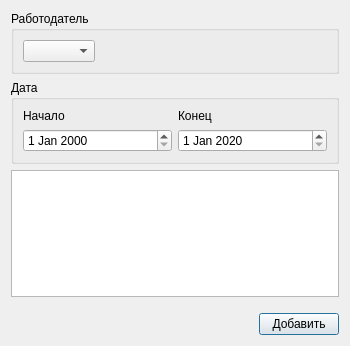
Old version of the form ui/searchpractice.ui in the repository 7enSmile/clientVKR.
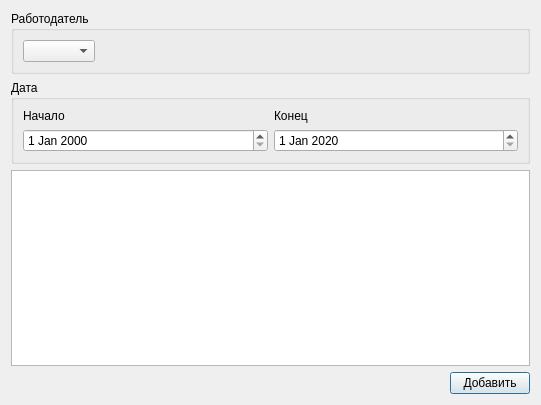
New version of the form.

The edit to the form file:
```diff
--- a/ui/searchpractice.ui
+++ b/ui/searchpractice.ui
@@ -6,8 +6,8 @@
    <rect>
     <x>0</x>
     <y>0</y>
-    <width>350</width>
-    <height>346</height>
+    <width>541</width>
+    <height>405</height>
    </rect>
   </property>
   <property name="windowTitle">
@@ -105,22 +105,6 @@
      </attribute>
     </widget>
    </item>
-   <item>
-    <spacer name="verticalSpacer_3">
-     <property name="orientation">
-      <enum>Qt::Vertical</enum>
-     </property>
-     <property name="sizeType">
-      <enum>QSizePolicy::Fixed</enum>
-     </property>
-     <property name="sizeHint" stdset="0">
-      <size>
-       <width>20</width>
-       <height>10</height>
-      </size>
-     </property>
-    </spacer>
-   </item>
    <item>
     <layout class="QHBoxLayout" name="horizontalLayout_2">
      <item>
```
